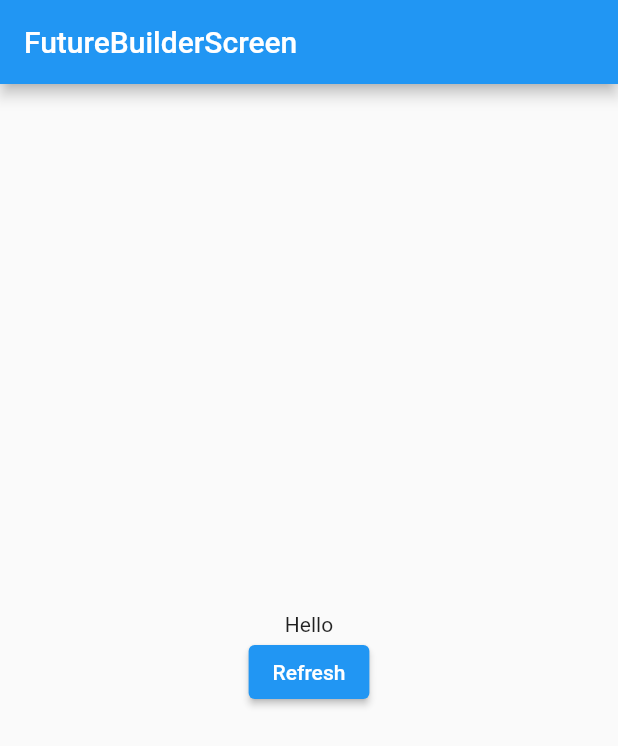
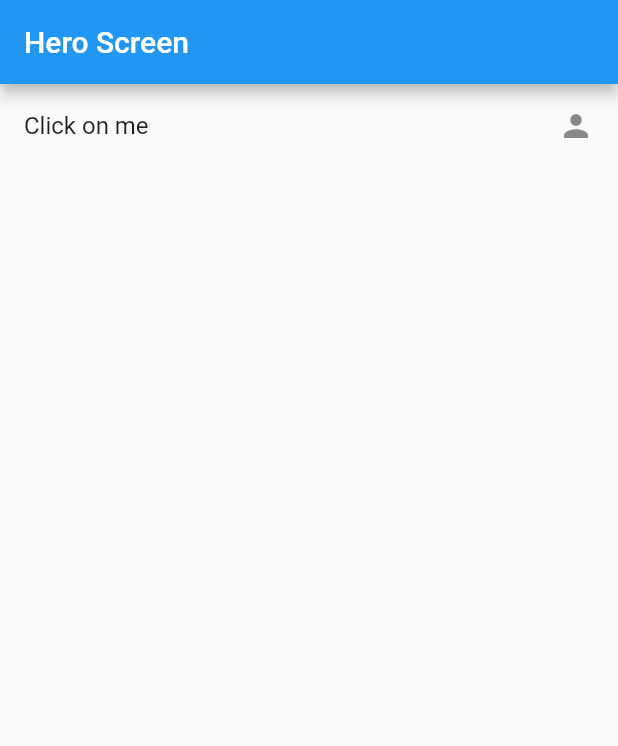
Before and after one commit to mdminhaziftekhar/Flutter-Widget-learning, a Flutter app: the screen it shows after launch, on a phone screen of 412 x 824 dp. Shown: the top 746 px of the screen. Run offline on Flutter 3.47's test engine with Material 2 defaults, Android fonts, the light colour scheme and no system bars.

Commit message:
Hero widget

```diff
--- a/lib/main.dart
+++ b/lib/main.dart
@@ -14,6 +14,7 @@ import 'package:flutter_learning/screens/flexible.dart';
 import 'package:flutter_learning/screens/floatingbutton.dart';
 import 'package:flutter_learning/screens/form.dart';
 import 'package:flutter_learning/screens/future_builder.dart';
+import 'package:flutter_learning/screens/hero.dart';
 import 'package:flutter_learning/screens/popupmenu.dart';
 import 'package:flutter_learning/screens/sliver_appbar.dart';
 import 'package:flutter_learning/screens/sliver_grid.dart';
@@ -51,6 +52,6 @@ class MyWidget extends StatefulWidget {
 class _MyWidgetState extends State<MyWidget> {
   @override
   Widget build(BuildContext context) {
-    return const FutureBuilderScreen();
+    return const HeroScreen();
   }
 }
--- a/lib/screens/fade_in_image.dart
+++ b/lib/screens/fade_in_image.dart
@@ -15,10 +15,13 @@ class _FadeInImageScreenState extends State<FadeInImageScreen> {
         title: Text('Fade in image screen'),
       ),
       body: Center(
-        child: FadeInImage(
-          placeholder: AssetImage('assets/images/minhaz.jpg'),
-          image: NetworkImage(
-              'https://i.pinimg.com/736x/43/01/2a/43012a69516821c97de2ad4a62e3d2b4.jpg'),
+        child: Hero(
+          tag: 'tag-1',
+          child: FadeInImage(
+            placeholder: AssetImage('assets/images/minhaz.jpg'),
+            image: NetworkImage(
+                'https://i.pinimg.com/736x/43/01/2a/43012a69516821c97de2ad4a62e3d2b4.jpg'),
+          ),
         ),
       ),
     );
--- /dev/null
+++ b/lib/screens/hero.dart
@@ -0,0 +1,32 @@
+import 'package:flutter/material.dart';
+
+import 'fade_in_image.dart';
+
+class HeroScreen extends StatefulWidget {
+  const HeroScreen({super.key});
+
+  @override
+  State<HeroScreen> createState() => _HeroScreenState();
+}
+
+class _HeroScreenState extends State<HeroScreen> {
+  @override
+  Widget build(BuildContext context) {
+    return Scaffold(
+      appBar: AppBar(
+        title: const Text('Hero Screen'),
+      ),
+      body: ListTile(
+        trailing: Hero(
+          tag: 'tag-1',
+          child: const Icon(Icons.person),
+
+        ),
+        onTap: () => Navigator.of(context).push(
+          MaterialPageRoute(builder: (context) => const FadeInImageScreen())
+        ),
+        title: const Text('Click on me'),
+      ),
+    );
+  }
+}
```
